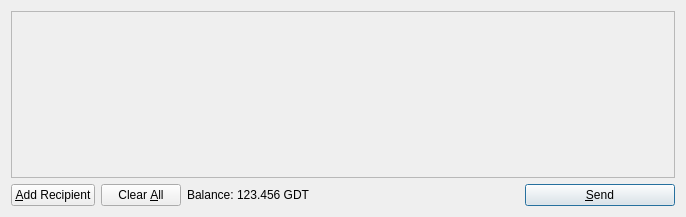
First picture: the form in src/qt/forms/sendcoinsdialog.ui, repository sdmathis/template, before the edit.
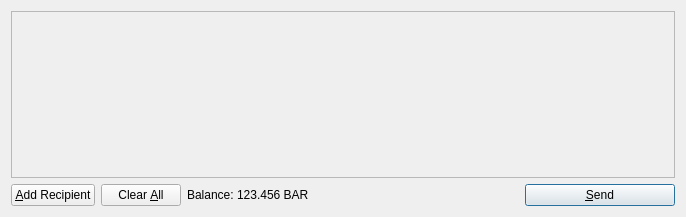
Second picture: the form after the edit. Icons and pictures are not drawn.

Patch:
```diff
--- a/src/qt/forms/sendcoinsdialog.ui
+++ b/src/qt/forms/sendcoinsdialog.ui
@@ -119,7 +119,7 @@
           <cursorShape>IBeamCursor</cursorShape>
          </property>
          <property name="text">
-          <string>123.456 GDT</string>
+          <string>123.456 BAR</string>
          </property>
          <property name="textInteractionFlags">
           <set>Qt::LinksAccessibleByMouse|Qt::TextSelectableByKeyboard|Qt::TextSelectableByMouse</set>
```
